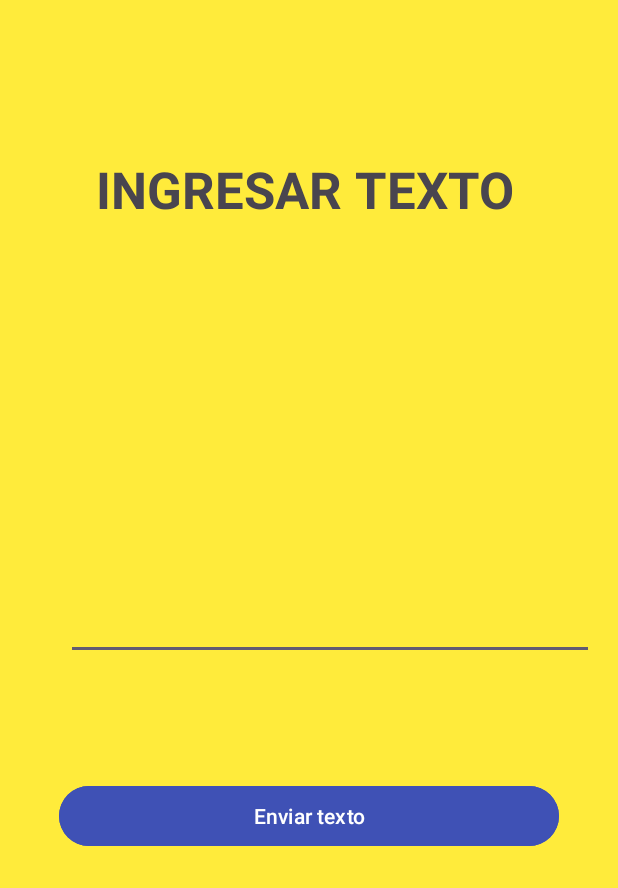
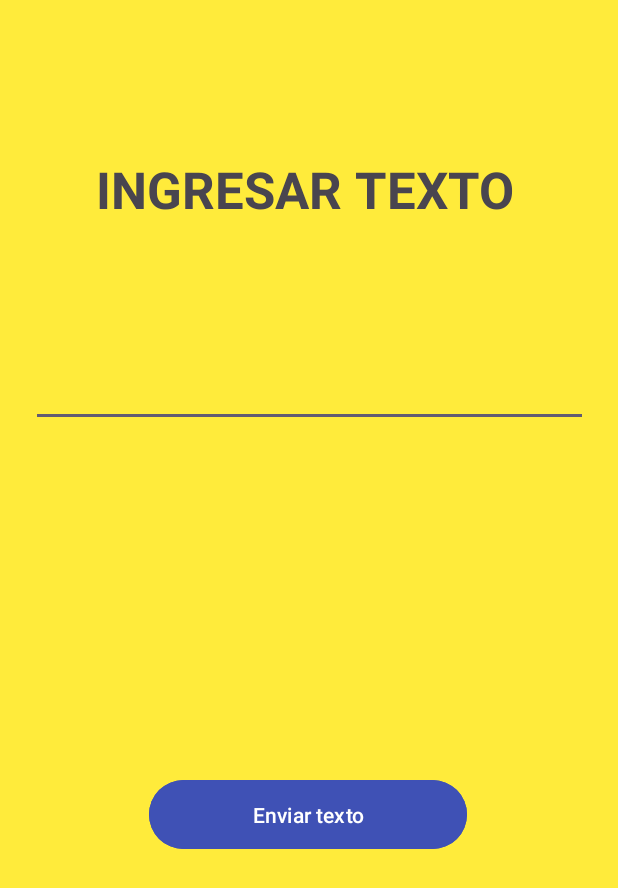
Before and after one commit to FranciscoGarzon/Pantallas, an Android app: the screen it shows after launch (MainActivity), on a phone screen of 412 x 824 dp. Shown: the top 888 px of the screen. Run offline under Robolectric (Android 15) with nearby library versions, the phone set to English and light mode, and no system bars.

Commit message:
Cambio de tamaño boton y caja de texto

```diff
--- a/app/src/main/res/layout/activity_main.xml
+++ b/app/src/main/res/layout/activity_main.xml
@@ -9,21 +9,20 @@
 
     <EditText
         android:id="@+id/texto_principal"
-        android:layout_width="352dp"
-        android:layout_height="125dp"
+        android:layout_width="371dp"
+        android:layout_height="77dp"
         android:ems="10"
         android:inputType="text"
         app:layout_constraintBottom_toBottomOf="parent"
         app:layout_constraintEnd_toEndOf="parent"
-        app:layout_constraintHorizontal_bias="0.728"
         app:layout_constraintStart_toStartOf="parent"
         app:layout_constraintTop_toTopOf="parent"
-        app:layout_constraintVertical_bias="0.45" />
+        app:layout_constraintVertical_bias="0.278" />
 
     <Button
         android:id="@+id/bo_enviar"
-        android:layout_width="500px"
-        android:layout_height="wrap_content"
+        android:layout_width="212dp"
+        android:layout_height="54dp"
         android:backgroundTint="#3F51B5"
         android:text="Enviar texto"
         android:textSize="14sp"
```
